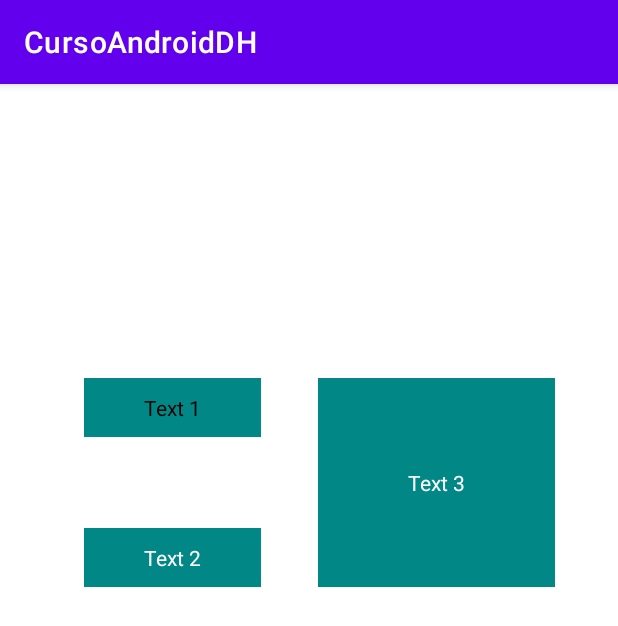
After one commit to CelsoMatiazi/Android_Studies, an Android app: the ConstraintLayoutMainActivity screen opened directly, with no data from a screen before it, on a phone screen of 412 x 824 dp. The commit adds this screen. Shown: the top 626 px of the screen. Run offline under Robolectric (Android 15) with nearby library versions, the phone set to English and light mode, and no system bars.

Commit message:
ajuste no constrains layout

```diff
--- a/app/src/main/AndroidManifest.xml
+++ b/app/src/main/AndroidManifest.xml
@@ -11,6 +11,24 @@
         android:roundIcon="@mipmap/ic_launcher_round"
         android:supportsRtl="true"
         android:theme="@style/Theme.CursoAndroidDH">
+        <activity
+            android:name=".Layouts.MotionLayout.MotionLayoutMainActivity"
+            android:exported="true">
+            <intent-filter>
+                <action android:name="android.intent.action.MAIN" />
+
+                <category android:name="android.intent.category.LAUNCHER" />
+            </intent-filter>
+        </activity>
+        <activity
+            android:name=".Layouts.ConstraintLayout.ConstraintLayoutMainActivity"
+            android:exported="true">
+            <intent-filter>
+                <action android:name="android.intent.action.MAIN" />
+
+                <category android:name="android.intent.category.LAUNCHER" />
+            </intent-filter>
+        </activity>
         <activity
             android:name=".RecicleView.Exemplo4.RV_MainActivityEx4"
             android:exported="true">
--- /dev/null
+++ b/app/src/main/java/com/example/cursoandroiddh/Layouts/ConstraintLayout/ConstraintLayoutMainActivity.kt
@@ -0,0 +1,12 @@
+package com.example.cursoandroiddh.Layouts.ConstraintLayout
+
+import androidx.appcompat.app.AppCompatActivity
+import android.os.Bundle
+import com.example.cursoandroiddh.R
+
+class ConstraintLayoutMainActivity : AppCompatActivity() {
+    override fun onCreate(savedInstanceState: Bundle?) {
+        super.onCreate(savedInstanceState)
+        setContentView(R.layout.activity_constraint_layout_main)
+    }
+}
--- /dev/null
+++ b/app/src/main/res/layout/activity_constraint_layout_main.xml
@@ -0,0 +1,54 @@
+<?xml version="1.0" encoding="utf-8"?>
+<androidx.constraintlayout.widget.ConstraintLayout xmlns:android="http://schemas.android.com/apk/res/android"
+    xmlns:app="http://schemas.android.com/apk/res-auto"
+    xmlns:tools="http://schemas.android.com/tools"
+    android:layout_width="match_parent"
+    android:layout_height="match_parent"
+    tools:context=".Layouts.ConstraintLayout.ConstraintLayoutMainActivity">
+
+
+    <TextView
+        android:id="@+id/CL_tv_element1"
+        android:layout_width="wrap_content"
+        android:layout_height="wrap_content"
+        android:layout_marginStart="56dp"
+        android:layout_marginTop="196dp"
+        android:background="@color/teal_700"
+        android:paddingHorizontal="40dp"
+        android:paddingVertical="10dp"
+        android:text="Text 1"
+        android:textColor="#000000"
+        app:layout_constraintStart_toStartOf="parent"
+        app:layout_constraintTop_toTopOf="parent" />
+
+    <TextView
+        android:id="@+id/CL_tv_element2"
+        android:layout_width="wrap_content"
+        android:layout_height="wrap_content"
+        android:layout_marginStart="56dp"
+        android:layout_marginTop="296dp"
+        android:background="@color/teal_700"
+        android:paddingHorizontal="40dp"
+        android:paddingVertical="10dp"
+
+        android:text="Text 2"
+        android:textColor="@color/white"
+        app:layout_constraintStart_toStartOf="parent"
+        app:layout_constraintTop_toTopOf="parent" />
+
+    <TextView
+        android:id="@+id/CL_tv_element3"
+        android:layout_width="wrap_content"
+        android:layout_height="wrap_content"
+        android:layout_marginStart="212dp"
+        android:layout_marginTop="196dp"
+        android:background="@color/teal_700"
+        android:paddingHorizontal="60dp"
+        android:paddingVertical="60dp"
+
+        android:text="Text 3"
+        android:textColor="@color/white"
+        app:layout_constraintStart_toStartOf="parent"
+        app:layout_constraintTop_toTopOf="parent" />
+
+</androidx.constraintlayout.widget.ConstraintLayout>
```
Also changed, not shown: app/src/main/res/layout/rv_feed_layot_ex4.xml (+13 -15 lines).
